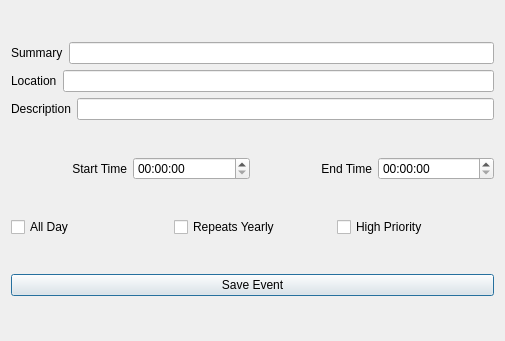
First picture: the form in src/eventeditordialog.ui, repository crispinprojects/talkcalendar, before the edit.
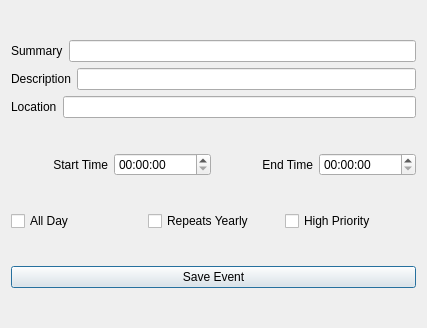
Second picture: the form after the edit.

```diff
--- a/src/eventeditordialog.ui
+++ b/src/eventeditordialog.ui
@@ -6,8 +6,8 @@
    <rect>
     <x>0</x>
     <y>0</y>
-    <width>505</width>
-    <height>341</height>
+    <width>427</width>
+    <height>328</height>
    </rect>
   </property>
   <property name="windowTitle">
@@ -33,20 +33,6 @@
      <item>
       <layout class="QHBoxLayout" name="horizontalLayout_3">
        <item>
-        <widget class="QLabel" name="labelLocation">
-         <property name="text">
-          <string>Location</string>
-         </property>
-        </widget>
-       </item>
-       <item>
-        <widget class="QLineEdit" name="lineLocation"/>
-       </item>
-      </layout>
-     </item>
-     <item>
-      <layout class="QHBoxLayout" name="horizontalLayout_5">
-       <item>
         <widget class="QLabel" name="labelDescription">
          <property name="text">
           <string>Description</string>
@@ -58,6 +44,20 @@
        </item>
       </layout>
      </item>
+     <item>
+      <layout class="QHBoxLayout" name="horizontalLayout_5">
+       <item>
+        <widget class="QLabel" name="labelLocation">
+         <property name="text">
+          <string>Location</string>
+         </property>
+        </widget>
+       </item>
+       <item>
+        <widget class="QLineEdit" name="lineLocation"/>
+       </item>
+      </layout>
+     </item>
     </layout>
    </item>
    <item row="1" column="0">
```
